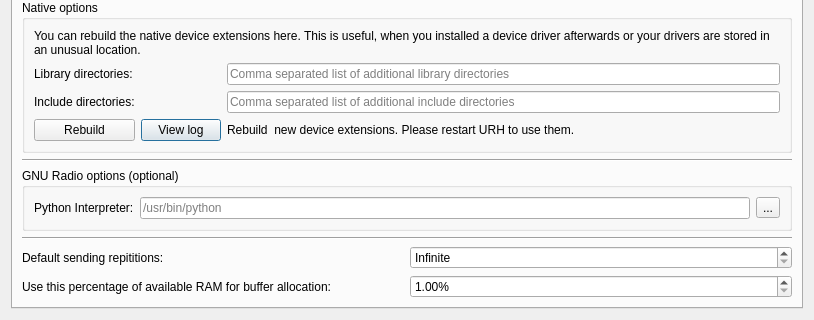
This is data/ui/options.ui in jopohl/urh as Qt 5 draws it before an edit; both pictures show x 0 to 814 and y 502 to 822 of the 814 by 822 pixel window. The edited form follows.
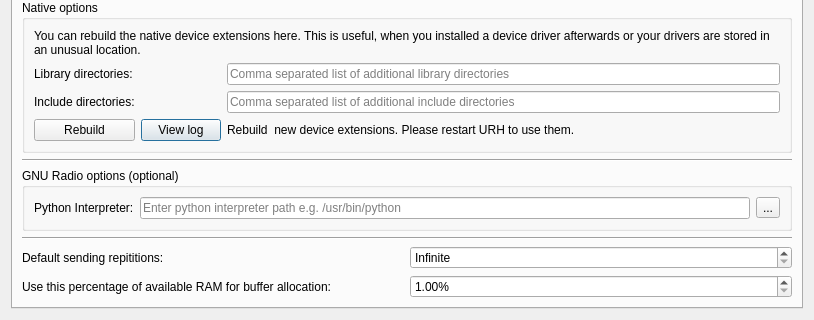
This is the edited form. Icons and pictures are not drawn. Custom widgets are drawn as their Qt base class.

Patch:
```diff
--- a/data/ui/options.ui
+++ b/data/ui/options.ui
@@ -544,7 +544,7 @@
              <string>&lt;html&gt;&lt;head/&gt;&lt;body&gt;&lt;p&gt;Choose a python interpreter which has access to your GNU Radio installation, that is, you can do &lt;span style=&quot; font-weight:600;&quot;&gt;python -c &amp;quot;import gnuradio&amp;quot;&lt;/span&gt; with it on the command line.&lt;/p&gt;&lt;/body&gt;&lt;/html&gt;</string>
             </property>
             <property name="placeholderText">
-             <string>/usr/bin/python</string>
+             <string>Enter python interpreter path e.g. /usr/bin/python</string>
             </property>
            </widget>
           </item>
```
